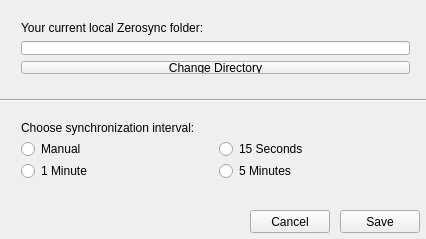
First picture: the form in ZeroSyncDesktop/mainwindow.ui, repository zerosync/zeroclient, before the edit.
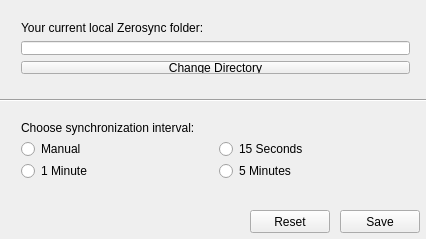
Second picture: the form after the edit.

Commit message: Finalizing interface

What changed in the file:
```diff
--- a/ZeroSyncDesktop/mainwindow.ui
+++ b/ZeroSyncDesktop/mainwindow.ui
@@ -84,7 +84,7 @@
      </rect>
     </property>
     <property name="text">
-     <string>Cancel</string>
+     <string>Reset</string>
     </property>
    </widget>
    <widget class="Line" name="line">
```
Left out of the diff: 6 changed lines with no effect on the pictures. The commit also changes 4 other files.
